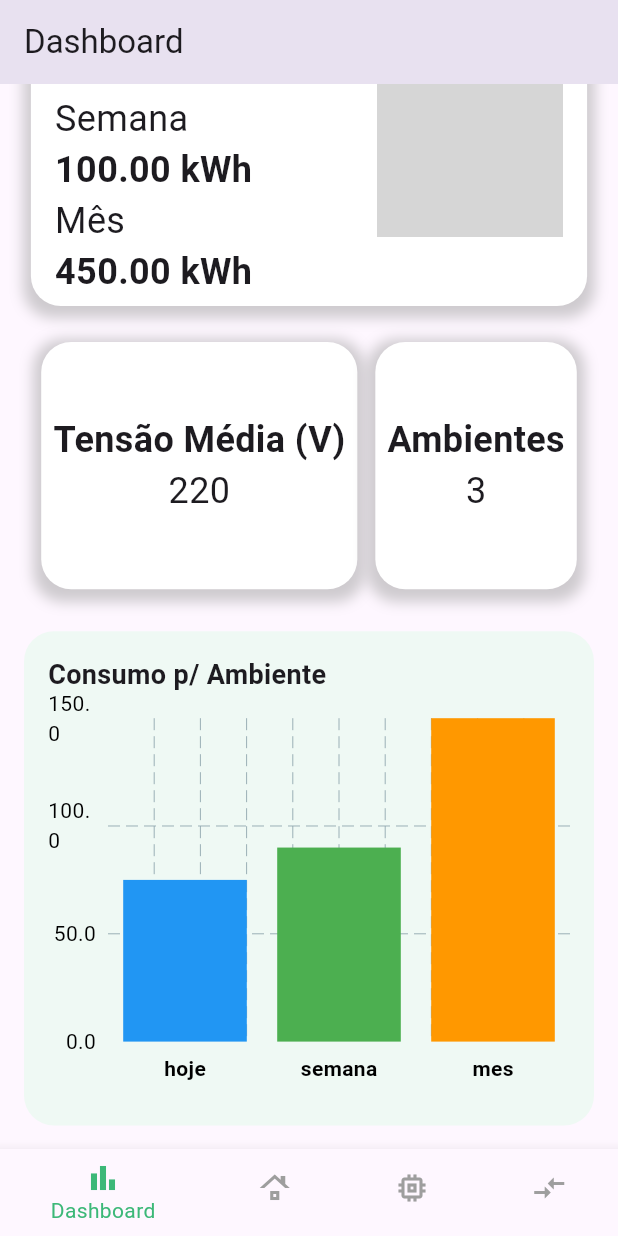
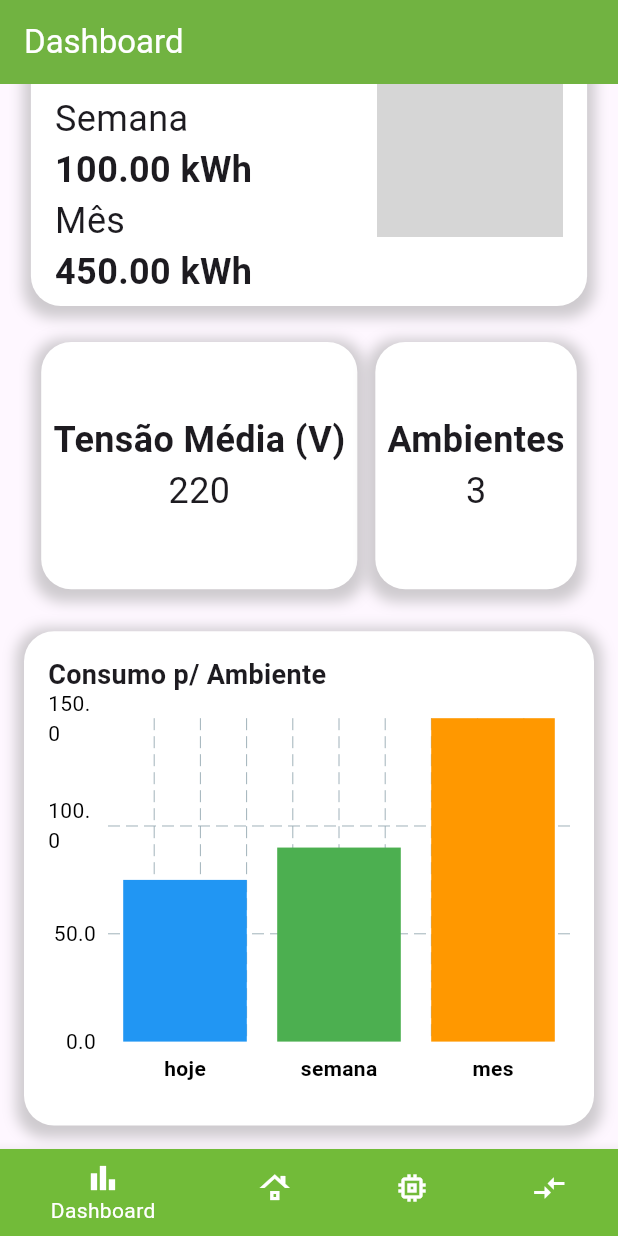
Before and after one commit to Victor-Drt/energy_app, a Flutter app: the screen it shows after launch, scrolled down 80 dp, on a phone screen of 412 x 824 dp. Run offline on Flutter 3.47's test engine with Material 3 defaults, Android fonts, the light colour scheme and no system bars; drawn by our look-alikes of fl_chart; our stand-ins replace flutter_dotenv, grouped_list, shared_preferences; grey boxes are pictures that could not be loaded.

Commit message:
feat: ajuste cores e tela de ambientes

```diff
--- a/lib/main.dart
+++ b/lib/main.dart
@@ -19,7 +19,7 @@ class MyApp extends StatelessWidget {
     return MaterialApp(
       title: 'Flutter Demo',
       debugShowCheckedModeBanner: false,
-      color: Colors.green.shade400,
+      color: Color.fromRGBO(114, 187, 57, 1),
       theme: ThemeData(
         primarySwatch: Colors.green,
       ),
--- a/lib/pages/dashboard_page.dart
+++ b/lib/pages/dashboard_page.dart
@@ -14,7 +14,6 @@ class PageDashboard extends StatefulWidget {
 class _PageDashboardState extends State<PageDashboard> {
   @override
   Widget build(BuildContext context) {
-
     Widget cardResumoConsumo() {
       return Container(
           alignment: Alignment.center,
@@ -111,9 +110,18 @@ class _PageDashboardState extends State<PageDashboard> {
       width: MediaQuery.sizeOf(context).width * 0.90,
       height: MediaQuery.sizeOf(context).height * 0.40,
       margin: EdgeInsets.symmetric(vertical: 16, horizontal: 16),
-      decoration: const BoxDecoration(
-          color: Color.fromRGBO(239, 249, 244, 1.0),
-          borderRadius: BorderRadius.all(Radius.circular(20))),
+      decoration: BoxDecoration(
+        color: Colors.white,
+        borderRadius: BorderRadius.all(Radius.circular(20)),
+        boxShadow: [
+          BoxShadow(
+            color: Colors.grey.withOpacity(0.5),
+            spreadRadius: 5,
+            blurRadius: 7,
+            offset: Offset(0, 3), // changes position of shadow
+          ),
+        ],
+      ),
       child: BarChartDashboard(title: "Consumo p/ Ambiente", data: [
         {"hoje": 75.00, "semana": 90.00, "mes": 150.00}
       ]),
--- a/lib/pages/home_page.dart
+++ b/lib/pages/home_page.dart
@@ -17,7 +17,7 @@ class MyHomePage extends StatefulWidget {
 }
 
 class _MyHomePageState extends State<MyHomePage> {
-  Color corPrincipal = const Color.fromRGBO(60, 184, 120, 100);
+  Color corPrincipal = Colors.white;
 
   int _selectedIndex = 0;
   String appBarTitle = "Dashboard";
@@ -46,7 +46,8 @@ class _MyHomePageState extends State<MyHomePage> {
 
     return Scaffold(
       appBar: AppBar(
-        title: Text(appBarTitle),
+        backgroundColor: Color.fromRGBO(114, 187, 57, 1),
+        title: Text(appBarTitle, style: TextStyle(color: Colors.white),),
         leading: isWideScreen
             ? Builder(
                 builder: (context) {
@@ -76,13 +77,25 @@ class _MyHomePageState extends State<MyHomePage> {
                     _onItemTapped(0);
                   },
                 ),
+                                ListTile(
+                  title: const Row(
+                    children: [
+                      Icon(Icons.roofing),
+                      Text("Ambientes")
+                    ],
+                  ),
+                  onTap: () {
+                    Navigator.pop(context);
+                    _onItemTapped(1);
+                  },
+                ),
                 ListTile(
                   title: const Row(
                     children: [Icon(Icons.history), Text("Dispositivos")],
                   ),
                   onTap: () {
                     Navigator.pop(context);
-                    _onItemTapped(1);
+                    _onItemTapped(2);
                   },
                 ),
                 ListTile(
@@ -94,21 +107,9 @@ class _MyHomePageState extends State<MyHomePage> {
                   ),
                   onTap: () {
                     Navigator.pop(context);
-                    _onItemTapped(2);
+                    _onItemTapped(3);
                   },
                 ),
-                ListTile(
-                  title: const Row(
-                    children: [
-                      Icon(Icons.roofing),
-                      Text("Ambientes")
-                    ],
-                  ),
-                  onTap: () {
-                    Navigator.pop(context);
-                    _onItemTapped(3);
-                  },
-                )
               ],
             ))
           : null,
@@ -117,7 +118,10 @@ class _MyHomePageState extends State<MyHomePage> {
       ),
       bottomNavigationBar: isWideScreen
           ? null
-          : BottomNavigationBar(
+          : Theme(data: Theme.of(context).copyWith(
+            canvasColor: Color.fromRGBO(114, 187, 57, 1),
+            primaryColor: Colors.white,
+          ), child: BottomNavigationBar(
               items: const <BottomNavigationBarItem>[
                 BottomNavigationBarItem(
                   icon: Icon(Icons.bar_chart_outlined),
@@ -138,9 +142,9 @@ class _MyHomePageState extends State<MyHomePage> {
               ],
               currentIndex: _selectedIndex,
               selectedItemColor: corPrincipal,
-              unselectedItemColor: Colors.grey,
+              unselectedItemColor: Colors.white,
               onTap: _onItemTapped,
-            ),
+            )),
     );
   }
 }
```
Also changed, not shown: lib/pages/ambientes_page.dart (+19 -2 lines).
